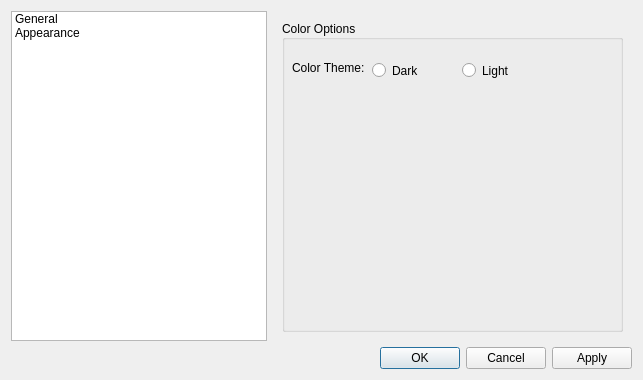
First picture: the form in preferencesdialog.ui, repository Yovsky/Edito, before the edit.
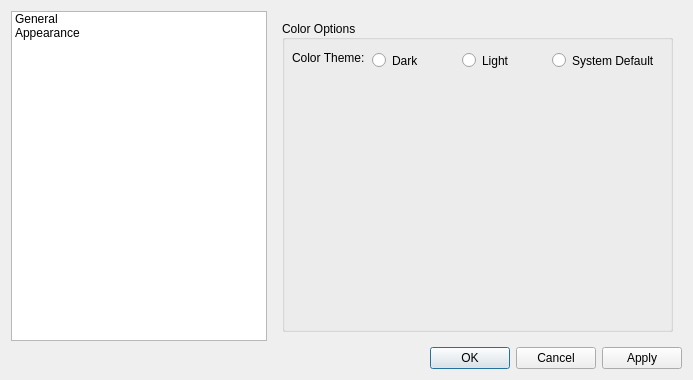
Second picture: the form after the edit. The open tabs and pages were chosen to show the change. Icons and pictures are not drawn.

What changed in the file:
```diff
--- a/preferencesdialog.ui
+++ b/preferencesdialog.ui
@@ -6,7 +6,7 @@
    <rect>
     <x>0</x>
     <y>0</y>
-    <width>643</width>
+    <width>693</width>
     <height>380</height>
    </rect>
   </property>
@@ -37,7 +37,7 @@
      <widget class="QWidget" name="General"/>
      <widget class="QWidget" name="Apperance">
       <layout class="QGridLayout" name="gridLayout">
-       <item row="0" column="0">
+       <item row="0" column="1">
         <widget class="QGroupBox" name="groupBox">
          <property name="title">
           <string>Color Options</string>
@@ -52,8 +52,8 @@
           <property name="geometry">
            <rect>
             <x>90</x>
-            <y>40</y>
-            <width>51</width>
+            <y>30</y>
+            <width>48</width>
             <height>21</height>
            </rect>
           </property>
@@ -65,8 +65,8 @@
           <property name="geometry">
            <rect>
             <x>10</x>
-            <y>40</y>
-            <width>81</width>
+            <y>30</y>
+            <width>72</width>
             <height>16</height>
            </rect>
           </property>
@@ -78,8 +78,8 @@
           <property name="geometry">
            <rect>
             <x>180</x>
-            <y>40</y>
-            <width>90</width>
+            <y>30</y>
+            <width>51</width>
             <height>21</height>
            </rect>
           </property>
@@ -87,6 +87,19 @@
            <string>Light</string>
           </property>
          </widget>
+         <widget class="QRadioButton" name="SysDef">
+          <property name="geometry">
+           <rect>
+            <x>270</x>
+            <y>30</y>
+            <width>111</width>
+            <height>21</height>
+           </rect>
+          </property>
+          <property name="text">
+           <string>System Default</string>
+          </property>
+         </widget>
         </widget>
        </item>
       </layout>
```
Left out of the diff: 4 changed lines with no effect on the pictures.
